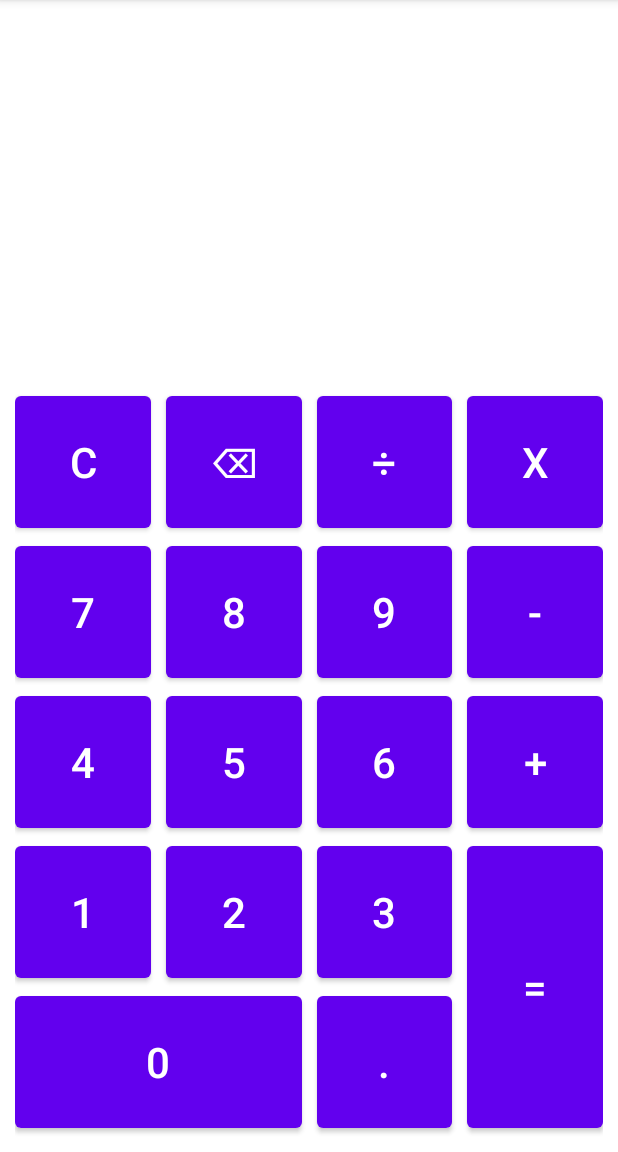
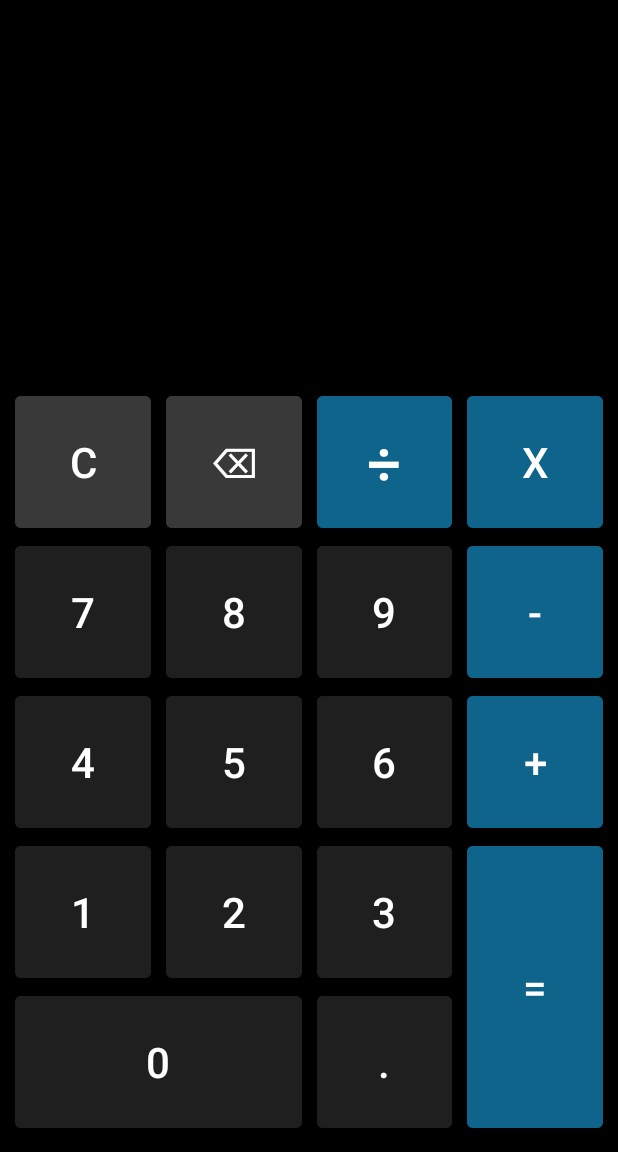
Before and after one commit to catdimson/gb-calc-app, an Android app: the screen it shows after launch (MainActivity), on a phone screen of 412 x 824 dp, the part 84-1236 px from its top. Run offline under Robolectric (Android 15) with nearby library versions, the phone set to English and light mode, and no system bars.

Commit message:
Добавлены цвета

```diff
--- a/app/src/main/res/layout/activity_main.xml
+++ b/app/src/main/res/layout/activity_main.xml
@@ -6,6 +6,7 @@
     android:layout_height="match_parent"
     android:padding="10dp"
     tools:context=".MainActivity"
+    android:background="@color/black"
     android:layout_column="4">
 
     <TextView
@@ -25,6 +26,7 @@
         android:layout_height="100dp"
         android:text="@string/mult"
         android:textSize="28sp"
+        android:backgroundTint="@color/blue"
         app:layout_constraintBottom_toTopOf="@id/key_minus"
         app:layout_constraintLeft_toRightOf="@id/key_div"
         app:layout_constraintRight_toRightOf="parent"
@@ -35,7 +37,8 @@
         android:layout_width="0dp"
         android:layout_height="100dp"
         android:text="@string/div"
-        android:textSize="28sp"
+        android:textSize="40sp"
+        android:backgroundTint="@color/blue"
         android:layout_marginEnd="10dp"
         app:layout_constraintBottom_toTopOf="@id/key_9"
         app:layout_constraintLeft_toRightOf="@id/key_del"
@@ -49,6 +52,7 @@
         android:text="@string/del"
         android:textSize="28sp"
         android:layout_marginEnd="10dp"
+        android:backgroundTint="@color/gray"
         app:layout_constraintBottom_toTopOf="@id/key_8"
         app:layout_constraintLeft_toRightOf="@id/key_clean"
         app:layout_constraintRight_toLeftOf="@id/key_div"
@@ -61,6 +65,7 @@
         android:text="@string/clean"
         android:textSize="28sp"
         android:layout_marginEnd="10dp"
+        android:backgroundTint="@color/gray"
         app:layout_constraintBottom_toTopOf="@id/key_7"
         app:layout_constraintLeft_toLeftOf="parent"
         app:layout_constraintRight_toLeftOf="@id/key_del"
@@ -72,6 +77,7 @@
         android:layout_height="100dp"
         android:text="@string/minus"
         android:textSize="28sp"
+        android:backgroundTint="@color/blue"
         app:layout_constraintBottom_toTopOf="@id/key_plus"
         app:layout_constraintLeft_toRightOf="@id/key_9"
         app:layout_constraintRight_toRightOf="parent"
@@ -84,6 +90,7 @@
         android:text="@string/num_9"
         android:textSize="28sp"
         android:layout_marginEnd="10dp"
+        android:backgroundTint="@color/dark_gray"
         app:layout_constraintBottom_toTopOf="@id/key_6"
         app:layout_constraintLeft_toRightOf="@id/key_8"
         app:layout_constraintRight_toLeftOf="@id/key_minus"
@@ -96,6 +103,7 @@
         android:text="@string/num_8"
         android:textSize="28sp"
         android:layout_marginEnd="10dp"
+        android:backgroundTint="@color/dark_gray"
         app:layout_constraintBottom_toTopOf="@id/key_5"
         app:layout_constraintLeft_toRightOf="@id/key_7"
         app:layout_constraintRight_toLeftOf="@id/key_9"
@@ -108,6 +116,7 @@
         android:text="@string/num_7"
         android:textSize="28sp"
         android:layout_marginEnd="10dp"
+        android:backgroundTint="@color/dark_gray"
         app:layout_constraintBottom_toTopOf="@id/key_4"
         app:layout_constraintLeft_toLeftOf="parent"
         app:layout_constraintRight_toLeftOf="@id/key_8"
@@ -119,6 +128,7 @@
         android:layout_height="100dp"
         android:text="@string/plus"
         android:textSize="28sp"
+        android:backgroundTint="@color/blue"
         app:layout_constraintBottom_toTopOf="@id/key_result"
         app:layout_constraintLeft_toRightOf="@id/key_6"
         app:layout_constraintRight_toRightOf="parent"
@@ -131,6 +141,7 @@
         android:text="@string/num_6"
         android:textSize="28sp"
         android:layout_marginEnd="10dp"
+        android:backgroundTint="@color/dark_gray"
         app:layout_constraintBottom_toTopOf="@id/key_3"
         app:layout_constraintLeft_toRightOf="@id/key_5"
         app:layout_constraintRight_toLeftOf="@id/key_plus"
@@ -143,6 +154,7 @@
         android:text="@string/num_5"
         android:textSize="28sp"
         android:layout_marginEnd="10dp"
+        android:backgroundTint="@color/dark_gray"
         app:layout_constraintBottom_toTopOf="@id/key_2"
         app:layout_constraintLeft_toRightOf="@id/key_4"
         app:layout_constraintRight_toLeftOf="@id/key_6"
@@ -155,6 +167,7 @@
         android:text="@string/num_4"
         android:textSize="28sp"
         android:layout_marginEnd="10dp"
+        android:backgroundTint="@color/dark_gray"
         app:layout_constraintBottom_toTopOf="@id/key_1"
         app:layout_constraintLeft_toLeftOf="parent"
         app:layout_constraintRight_toLeftOf="@id/key_5"
@@ -167,6 +180,7 @@
         android:text="@string/num_3"
         android:textSize="28sp"
         android:layout_marginEnd="10dp"
+        android:backgroundTint="@color/dark_gray"
         app:layout_constraintBottom_toTopOf="@id/key_dot"
         app:layout_constraintLeft_toRightOf="@id/key_2"
         app:layout_constraintRight_toLeftOf="@id/key_result"
@@ -179,6 +193,7 @@
         android:text="@string/num_2"
         android:textSize="28sp"
         android:layout_marginEnd="10dp"
+        android:backgroundTint="@color/dark_gray"
         app:layout_constraintBottom_toTopOf="@id/key_0"
         app:layout_constraintLeft_toRightOf="@id/key_1"
         app:layout_constraintRight_toLeftOf="@id/key_3"
@@ -191,6 +206,7 @@
         android:text="@string/num_1"
         android:textSize="28sp"
         android:layout_marginEnd="10dp"
+        android:backgroundTint="@color/dark_gray"
         app:layout_constraintBottom_toTopOf="@id/key_0"
         app:layout_constraintLeft_toLeftOf="parent"
         app:layout_constraintRight_toLeftOf="@id/key_2"
@@ -202,6 +218,7 @@
         android:layout_height="100dp"
         android:text="@string/num_0"
         android:textSize="28sp"
+        android:backgroundTint="@color/dark_gray"
         app:layout_constraintBottom_toBottomOf="parent"
         app:layout_constraintLeft_toLeftOf="parent"
         app:layout_constraintRight_toRightOf="@id/key_2"
@@ -215,6 +232,7 @@
         android:textSize="28sp"
         android:layout_marginEnd="10dp"
         android:layout_marginStart="10dp"
+        android:backgroundTint="@color/dark_gray"
         app:layout_constraintBottom_toBottomOf="parent"
         app:layout_constraintLeft_toRightOf="@id/key_0"
         app:layout_constraintRight_toLeftOf="@id/key_result"
@@ -226,9 +244,11 @@
         android:layout_height="200dp"
         android:text="@string/num_result"
         android:textSize="28sp"
+        android:backgroundTint="@color/blue"
         app:layout_constraintBottom_toBottomOf="parent"
         app:layout_constraintLeft_toRightOf="@id/key_dot"
-        app:layout_constraintRight_toRightOf="parent"/>
+        app:layout_constraintRight_toRightOf="parent"
+        />
 
 
 
--- a/app/src/main/res/values/colors.xml
+++ b/app/src/main/res/values/colors.xml
@@ -7,4 +7,8 @@
     <color name="teal_700">#FF018786</color>
     <color name="black">#FF000000</color>
     <color name="white">#FFFFFFFF</color>
+
+    <color name="blue">#0e648b</color>
+    <color name="gray">#393939</color>
+    <color name="dark_gray">#1f1f1f</color>
 </resources>
```
